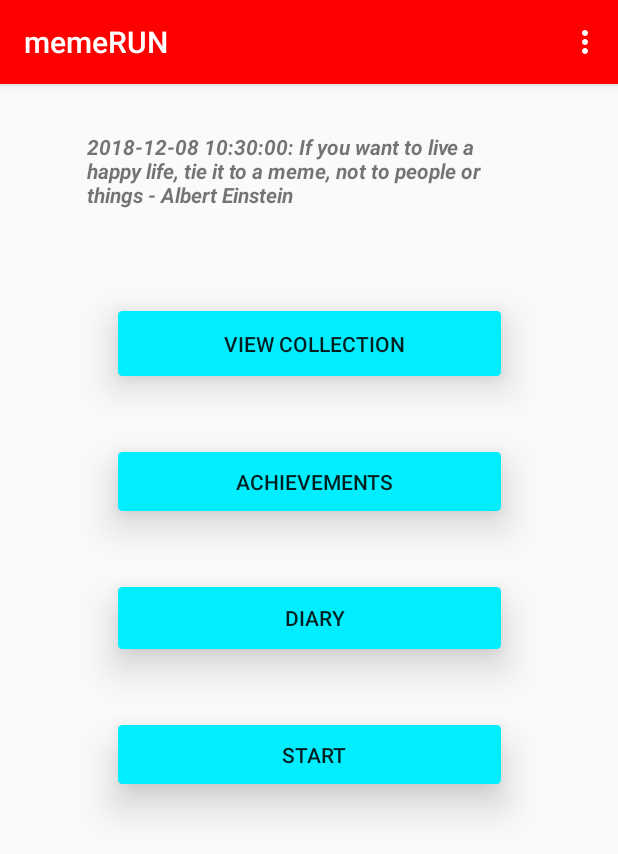
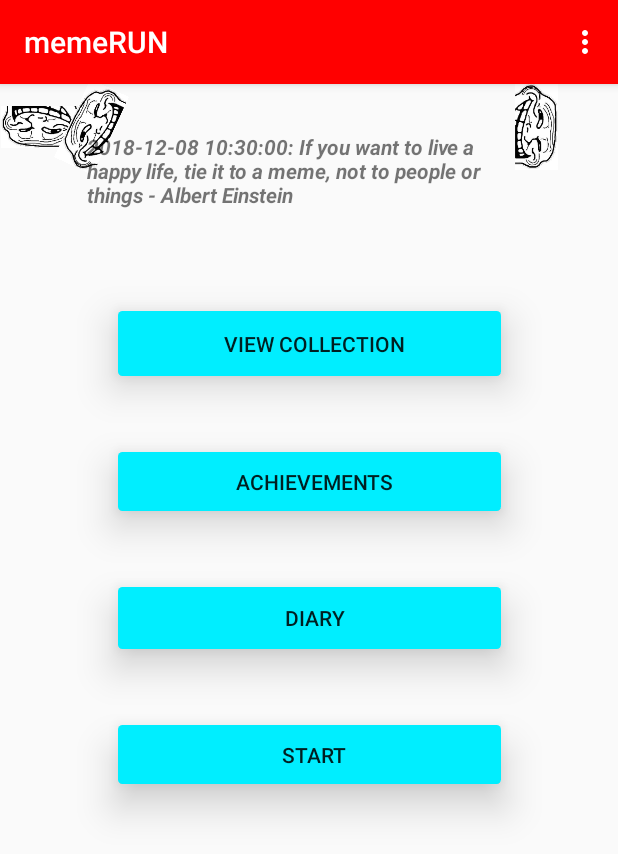
Before and after one commit to JensJakobMikkelsen/AppProject_group6, an Android app: the screen it shows after launch (MainActivity), on a phone screen of 412 x 824 dp. Shown: the top 854 px of the screen. Run offline under Robolectric (Android 15) with nearby library versions, the phone set to English and light mode, and no system bars; 2 statements that could not run were skipped.

Commit message:
added more trolls

```diff
--- a/memeRUN/app/src/main/java/com/example/memerun/MainActivity.java
+++ b/memeRUN/app/src/main/java/com/example/memerun/MainActivity.java
@@ -311,7 +311,6 @@ public class MainActivity extends AppCompatActivity {
                         }
                     }, delay);
 
-
                 }
 
             }
@@ -323,6 +322,7 @@ public class MainActivity extends AppCompatActivity {
         }
     };
     MediaPlayer player;
+    TextView memesday;
 
     @Override
     protected void onCreate(Bundle savedInstanceState) {
@@ -338,7 +338,7 @@ public class MainActivity extends AppCompatActivity {
         int max = quotes.size()-1;
         Random r = new Random();
         int i1 = r.nextInt(max - min + 1) + min;
-        TextView memesday = findViewById(R.id.diary_txt);
+        memesday = findViewById(R.id.diary_txt);
         memesday.setText(timeStamp + ": " + quotes.get(i1));
 
         sharedPreferences = getSharedPreferences(myPreferences, Context.MODE_PRIVATE);
@@ -361,8 +361,6 @@ public class MainActivity extends AppCompatActivity {
         Button achievements = findViewById(R.id.Achievements_btn);
         Button collection = findViewById(R.id.View_collection_btn);
 
-
-        //final TextView retCount = findViewById(R.id.retCount);
         ImageView trollface = findViewById(R.id.trollface);
 
         collection.setOnClickListener(new View.OnClickListener() {
@@ -645,5 +643,17 @@ public class MainActivity extends AppCompatActivity {
         super.onDestroy();
     }
 
+    protected void onSaveInstanceState(Bundle savedInstanceState)
+    {
+        super.onSaveInstanceState(savedInstanceState);
+        savedInstanceState.putString("memesday", memesday.getText().toString());
+    }
+
+    protected void onRestoreInstanceState(Bundle savedInstanceState)
+    {
+        super.onSaveInstanceState(savedInstanceState);
+        memesday.setText(savedInstanceState.getString("memesday"));
+    }
+
 
 }
--- a/memeRUN/app/src/main/java/com/example/memerun/startAndStop_Activity.java
+++ b/memeRUN/app/src/main/java/com/example/memerun/startAndStop_Activity.java
@@ -367,6 +367,7 @@ public class startAndStop_Activity extends AppCompatActivity {
                 Toast.makeText(getApplicationContext(),stop ,
                         Toast.LENGTH_LONG).show();
 
+
             }
 
 
--- a/memeRUN/app/src/main/res/layout/activity_main.xml
+++ b/memeRUN/app/src/main/res/layout/activity_main.xml
@@ -7,6 +7,41 @@
 
     tools:context=".MainActivity">
 
+
+        <ImageView
+            android:id="@+id/trollface3"
+            android:layout_width="58dp"
+            android:layout_height="57dp"
+            android:clickable="true"
+            android:rotation="180"
+            app:srcCompat="@mipmap/trollface_foregnd"
+            tools:layout_editor_absoluteX="90dp"
+            tools:layout_editor_absoluteY="268dp" />
+
+        <ImageView
+            android:id="@+id/trollface4"
+            android:layout_width="58dp"
+            android:layout_height="57dp"
+            android:layout_marginStart="32dp"
+            android:clickable="true"
+            android:rotation="295"
+            app:layout_constraintStart_toStartOf="parent"
+            app:srcCompat="@mipmap/trollface_foregnd"
+            tools:layout_editor_absoluteY="135dp" />
+
+        <ImageView
+            android:id="@+id/trollface2"
+            android:layout_width="58dp"
+            android:layout_height="57dp"
+            android:layout_marginStart="15dp"
+            android:layout_marginEnd="28dp"
+            android:clickable="true"
+            android:rotation="90"
+            app:layout_constraintEnd_toEndOf="parent"
+            app:layout_constraintHorizontal_bias="0.944"
+            app:layout_constraintStart_toEndOf="@+id/cardView_start"
+            app:srcCompat="@mipmap/trollface_foregnd"
+            tools:layout_editor_absoluteY="325dp" />
 
         <android.support.v7.widget.CardView
             android:id="@+id/cardView4"
```
